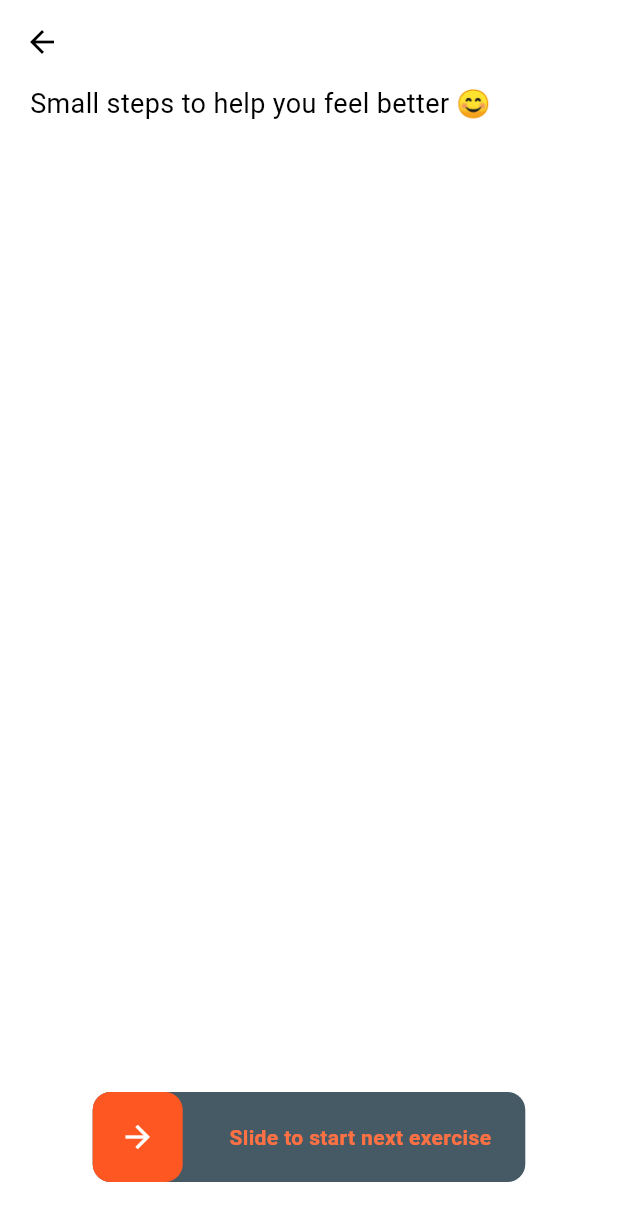
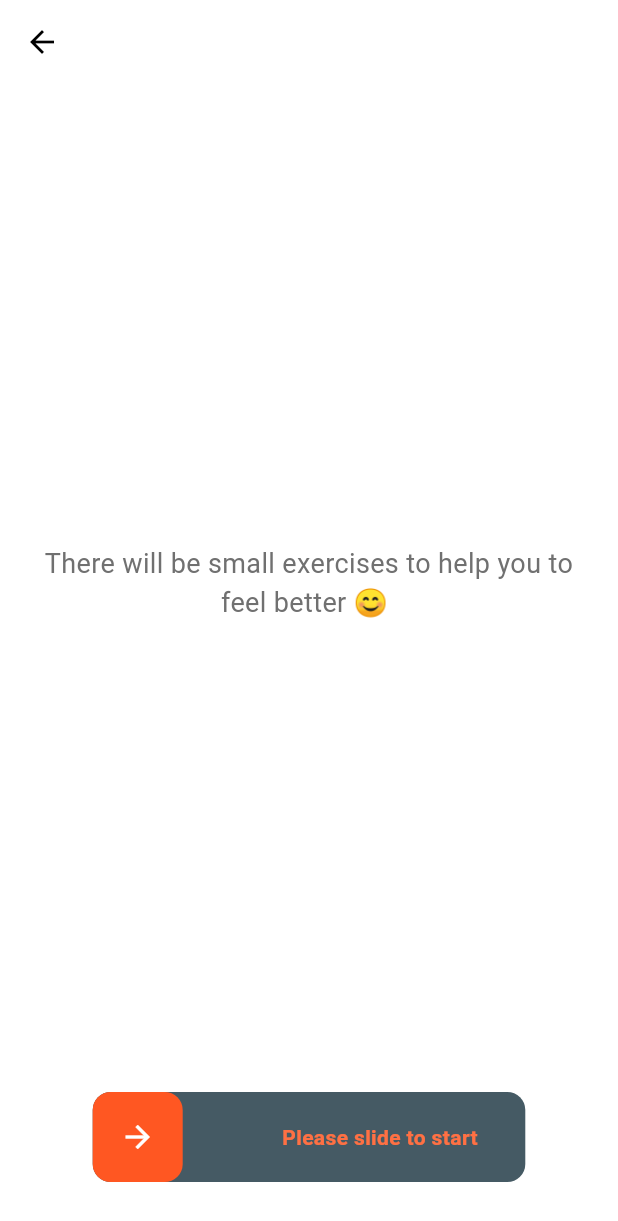
Before and after one commit to jushkinbekrashidovich/wecare, a Flutter app: the MoodExercisesView screen opened by its route, on a phone screen of 412 x 824 dp. Shown: the top 1221 px of the screen. Run offline on Flutter 3.47's test engine with Material 3 defaults, Android fonts, the phone set to English and light mode, and no system bars; drawn by our look-alikes of slider_button; our stand-ins replace cloud_firestore, firebase_core, flutter_svg, get, shared_preferences, timeline_tile; accounts and stored records are empty; statements that could not run were skipped.

Commit message:
added some logic in mood exercises page

```diff
--- a/lib/app/const/swiper.dart
+++ b/lib/app/const/swiper.dart
@@ -3,8 +3,9 @@ import 'package:slider_button/slider_button.dart';
 
 class SwipeToStartButton extends StatelessWidget {
   final Function onSwipe;
+  final String text;
 
-  const SwipeToStartButton({super.key, required this.onSwipe});
+  const SwipeToStartButton({super.key, required this.onSwipe, required this.text});
 
   @override
   Widget build(BuildContext context) {
@@ -14,12 +15,13 @@ class SwipeToStartButton extends StatelessWidget {
         padding: const EdgeInsets.symmetric(vertical: 16, horizontal: 24),
         child: SliderButton(
           label: Text(
-            "Slide to start next exercise",
+            text,
             style: TextStyle(
               color: Colors.white,
               fontWeight: FontWeight.w600,
               fontSize: 14,
             ),
+            textAlign: TextAlign.center,
           ),
           icon: Center(
             child: Icon(
@@ -29,7 +31,7 @@ class SwipeToStartButton extends StatelessWidget {
             ),
           ),
           action: ()async{
-            onSwipe();
+           await onSwipe();
           },
           width: MediaQuery.of(context).size.width * 0.7, // Dynamic width
           height: 60, // Compact height
--- a/lib/app/modules/blogs_page/blogs/views/blogs_view.dart
+++ b/lib/app/modules/blogs_page/blogs/views/blogs_view.dart
@@ -12,7 +12,7 @@ class BlogsView extends GetView<BlogsController> {
   Widget build(BuildContext context) {
     return Scaffold(
       appBar: AppBar(
-        title: const Text('Blogs', style: TextStyle(fontSize: 17),),
+        title: const Text('Your Support Library', style: TextStyle(fontSize: 15, fontWeight: FontWeight.w600),),
         centerTitle: true,
       ),
       body: Obx(() {
@@ -42,7 +42,7 @@ class BlogsView extends GetView<BlogsController> {
                     Row(
                       mainAxisAlignment: MainAxisAlignment.spaceBetween,
                       children: [
-                        Text(blog.author, style: const TextStyle(fontSize: 15, color: AppColors.mainLightText)),
+                        Text(blog.author, style: const TextStyle(fontSize: 13, color: AppColors.mainLightText)),
                         Text(
                           blog.date,
                           style: const TextStyle(fontSize: 13),
--- a/lib/app/modules/community_chat_page/community_chat/views/community_chat_view.dart
+++ b/lib/app/modules/community_chat_page/community_chat/views/community_chat_view.dart
@@ -14,7 +14,7 @@ class CommunityChatView extends GetView<CommunityChatController> {
   Widget build(BuildContext context) {
     return Scaffold(
       appBar: AppBar(
-        title: const Text('Community'),
+        title: const Text('Share & Support', style: TextStyle(fontSize: 15, fontWeight: FontWeight.w600),),
         centerTitle: true,
       ),
       body: Padding(
--- a/lib/app/modules/community_chat_page/community_chat_details/controllers/community_chat_details_controller.dart
+++ b/lib/app/modules/community_chat_page/community_chat_details/controllers/community_chat_details_controller.dart
@@ -79,7 +79,7 @@ class CommunityChatDetailsController extends GetxController {
 
       // Update local comments list
       comments.add({
-        'author': 'CurrentUserName', // Replace with actual username
+        'author': generateRandomUsername(), // Replace with actual username
         'content': newComment,
         'dateAdded': DateTime.now().toIso8601String(),
       });
--- a/lib/app/modules/community_chat_page/community_chat_details/views/community_chat_details_view.dart
+++ b/lib/app/modules/community_chat_page/community_chat_details/views/community_chat_details_view.dart
@@ -13,7 +13,7 @@ class CommunityChatDetailsView extends GetView<CommunityChatDetailsController> {
   Widget build(BuildContext context) {
     return Scaffold(
       appBar: AppBar(
-        title: Text("Comments".tr),
+        title: Text("Comments",  style: TextStyle(fontSize: 15, fontWeight: FontWeight.w600),),
         centerTitle: true,
         elevation: 1,
       ),
@@ -87,7 +87,7 @@ class CommunityChatDetailsView extends GetView<CommunityChatDetailsController> {
             // Comments List
             Expanded(
               child: controller.comments.isEmpty
-                  ? Center(child: Text("No comments yet."))
+                  ? Center(child: Text("This post is waiting for your support, please share your kindness ☺️️️", textAlign: TextAlign.center,))
                   : ListView.builder(
                 itemCount: controller.comments.length,
                 itemBuilder: (context, index) {
--- a/lib/app/modules/home_page/home/views/home_view.dart
+++ b/lib/app/modules/home_page/home/views/home_view.dart
@@ -74,7 +74,7 @@ class HomeView extends GetView<HomeController> {
                 _buildCardButton(label:  "Journal", icon: Icons.book,color:  AppColors.mainOrangeColor, ontap: (){
                   Get.toNamed(Routes.JOURNAL);
                 }),
-                _buildCardButton(label:  "Library", icon: Icons.library_books,color:  AppColors.mainOrangeColor,
+                _buildCardButton(label:  "My Library", icon: Icons.library_books,color:  AppColors.mainOrangeColor,
                 ontap: (){
 
                 }
--- a/lib/app/modules/mood_exercises/controllers/mood_exercises_controller.dart
+++ b/lib/app/modules/home_page/mood_exercises/controllers/mood_exercises_controller.dart
@@ -5,6 +5,8 @@ class MoodExercisesController extends GetxController {
 
   // List of exercises with their statuses
   var exercises = <ExerciseItem>[].obs;
+
+  RxBool isStarted = false.obs;
 
   // Mapping mood to exercises
   final Map<String, List<String>> moodExercises = {
--- a/lib/app/modules/mood_exercises/views/mood_exercises_view.dart
+++ b/lib/app/modules/home_page/mood_exercises/views/mood_exercises_view.dart
@@ -4,7 +4,7 @@ import 'package:slider_button/slider_button.dart';
 import 'package:timeline_tile/timeline_tile.dart';
 import 'package:wecare/app/const/theme/app_colors.dart';
 import 'package:wecare/app/const/time_line_tile.dart';
-import '../../../const/swiper.dart';
+import '../../../../const/swiper.dart';
 import '../controllers/mood_exercises_controller.dart';
 
 class MoodExercisesView extends GetView<MoodExercisesController> {
@@ -12,7 +12,7 @@ class MoodExercisesView extends GetView<MoodExercisesController> {
 
   @override
   Widget build(BuildContext context) {
-    return Scaffold(
+    return Obx(()=> Scaffold(
       backgroundColor: Colors.white,
       appBar: AppBar(
         elevation: 0,
@@ -29,12 +29,15 @@ class MoodExercisesView extends GetView<MoodExercisesController> {
         child: Column(
           crossAxisAlignment: CrossAxisAlignment.start,
           children: [
-            Text(
-              "Small steps to help you feel better 😊",
-              style: TextStyle(fontSize: 18, color: AppColors.black),
+            Visibility(
+              visible: controller.isStarted.value,
+              child: Text(
+                "Small steps to help you feel better 😊",
+                style: TextStyle(fontSize: 18, color: AppColors.black),
+              ),
             ),
             const SizedBox(height: 10),
-            Expanded(
+           controller.isStarted.value? Expanded(
               child: Obx(
                     () => ListView.builder(
                   itemCount: controller.exercises.length,
@@ -57,10 +60,17 @@ class MoodExercisesView extends GetView<MoodExercisesController> {
                   },
                 ),
               ),
+            ):Expanded(
+              child: Center(
+               child: Text("There will be small exercises to help you to feel better 😊️️️️️ ️", textAlign: TextAlign.center,style: TextStyle(fontSize: 18,),),
+                         ),
             ),
 
             SwipeToStartButton(
-              onSwipe: (){
+              text: controller.isStarted.value?  "Slide to start next exercise":"Please slide to start",
+              onSwipe: ()async{
+                controller.isStarted.value = true;
+               print(controller.isStarted.value.toString()+"hii");
 
               },
             ),
@@ -68,6 +78,6 @@ class MoodExercisesView extends GetView<MoodExercisesController> {
           ],
         ),
       ),
-    );
+    ),);
   }
 }
--- a/lib/app/routes/app_routes.dart
+++ b/lib/app/routes/app_routes.dart
@@ -16,6 +16,7 @@ abstract class Routes {
   static const JOURNAL = _Paths.JOURNAL;
   static const ADD_JOURNAL = _Paths.ADD_JOURNAL;
   static const JOURNAL_DETAILS = _Paths.JOURNAL_DETAILS;
+  static const MOTIVATION_SCROLL = _Paths.MOTIVATION_SCROLL;
 }
 
 abstract class _Paths {
@@ -33,4 +34,5 @@ abstract class _Paths {
   static const JOURNAL = '/journal';
   static const ADD_JOURNAL = '/add-journal';
   static const JOURNAL_DETAILS = '/journal-details';
+  static const MOTIVATION_SCROLL = '/motivation-scroll';
 }
```
Also changed, not shown: lib/app/modules/home_page/motivation_scroll/bindings/motivation_scroll_binding.dart (added, +12 -0 lines), lib/app/modules/home_page/motivation_scroll/controllers/motivation_scroll_controller.dart (added, +23 -0 lines), lib/app/modules/home_page/motivation_scroll/views/motivation_scroll_view.dart (added, +24 -0 lines), lib/app/routes/app_pages.dart (+23 -2 lines), lib/app/modules/home_page/mood_exercises/bindings/mood_exercises_binding.dart (renamed from lib/app/modules/mood_exercises/bindings/mood_exercises_binding.dart).
